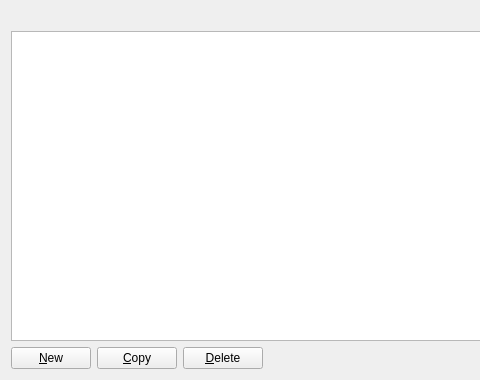
First picture: the form in src/qt/forms/zaddressbookpage.ui, repository GeorgeRDG/litecoinz, before the edit; both pictures show x 0 to 480 and y 0 to 380 of the 760 by 380 pixel window.
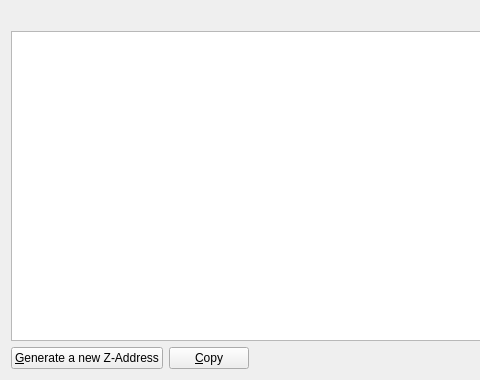
Second picture: the form after the edit. Icons and pictures are not drawn.

Patch:
```diff
--- a/src/qt/forms/zaddressbookpage.ui
+++ b/src/qt/forms/zaddressbookpage.ui
@@ -57,7 +57,7 @@
         <string>Create a new address</string>
        </property>
        <property name="text">
-        <string>&amp;New</string>
+        <string>&amp;Generate a new Z-Address</string>
        </property>
        <property name="icon">
         <iconset resource="../bitcoin.qrc">
@@ -85,23 +85,6 @@
        </property>
       </widget>
      </item>
-     <item>
-      <widget class="QPushButton" name="deleteAddress">
-       <property name="toolTip">
-        <string>Delete the currently selected address from the list</string>
-       </property>
-       <property name="text">
-        <string>&amp;Delete</string>
-       </property>
-       <property name="icon">
-        <iconset resource="../bitcoin.qrc">
-         <normaloff>:/icons/remove</normaloff>:/icons/remove</iconset>
-       </property>
-       <property name="autoDefault">
-        <bool>false</bool>
-       </property>
-      </widget>
-     </item>
      <item>
       <spacer name="horizontalSpacer">
        <property name="orientation">
```
Left out of the diff: 2 changed lines with no effect on the pictures.
